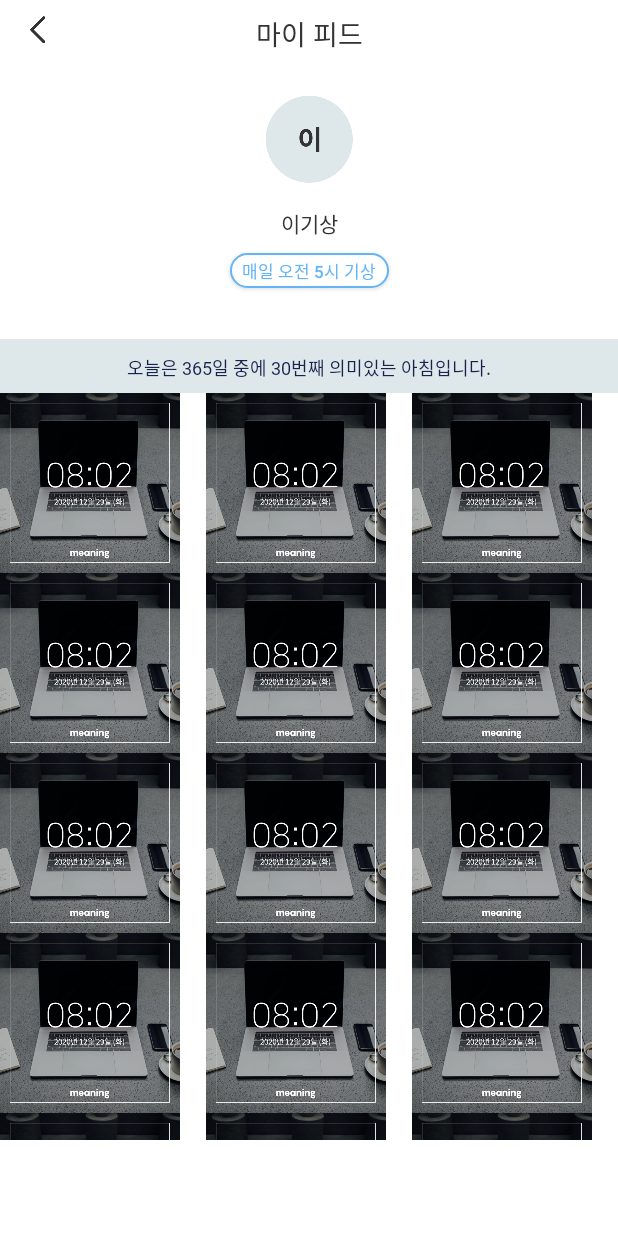
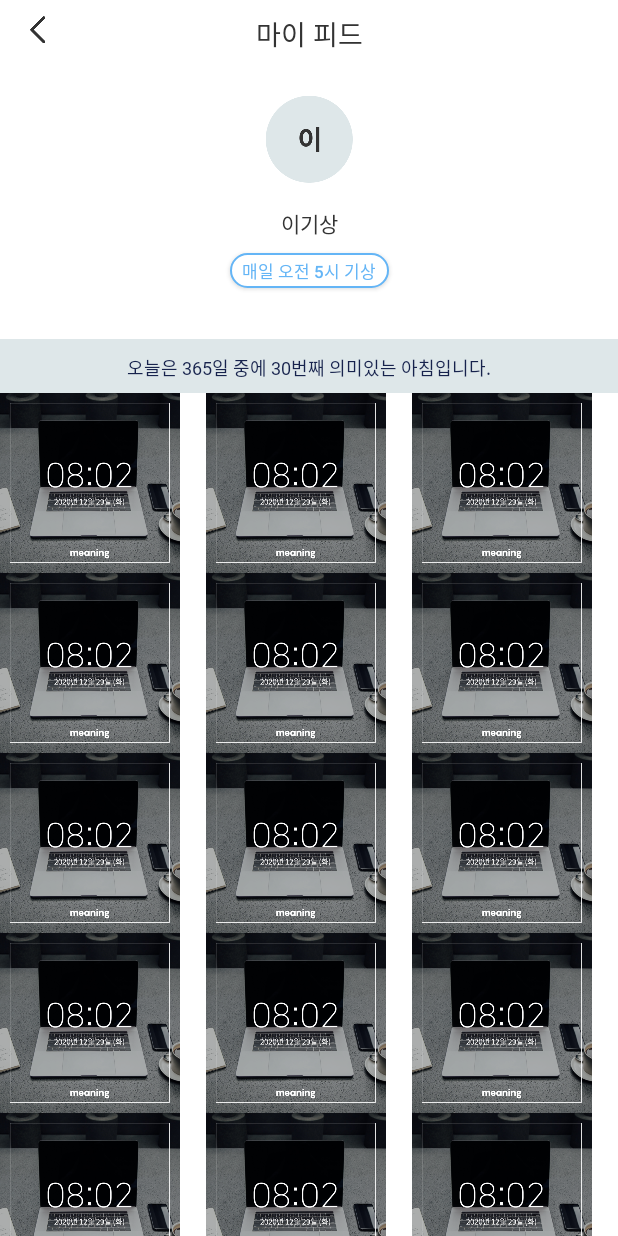
Before and after one commit to nneaning/meaning_Android, an Android app: the screen it shows after launch (MyFeedMainActivity), on a phone screen of 412 x 824 dp. Run offline under Robolectric (Android 15) with nearby library versions, the phone set to English and light mode, and no system bars; our stand-ins replace data binding; 1 statement that could not run was skipped.

Commit message:
[refactor] MyFeed 메인페이지 코드 수정
리사이클러뷰 관련 코드 수정

```diff
--- a/app/src/main/java/meaning/morning/Presentation/MyFeedMainActivity.kt
+++ b/app/src/main/java/meaning/morning/Presentation/MyFeedMainActivity.kt
@@ -27,30 +27,31 @@ class MyFeedMainActivity : AppCompatActivity() {
     }
 
     private fun setPictureRcv(){
+        var myFeedPictureData = mutableListOf<MyFeedPictureData>()
         val myFeedPictureAdapter = MyFeedPictureAdapter(this)
-        binding.rcvMyfeed.layoutManager = GridLayoutManager(this,3)
-        binding.rcvMyfeed.adapter = myFeedPictureAdapter
-        myFeedPictureAdapter.data = mutableListOf(
-           MyFeedPictureData(R.drawable.image_16),
-            MyFeedPictureData(R.drawable.image_16),
-            MyFeedPictureData(R.drawable.image_16),
-            MyFeedPictureData(R.drawable.image_16),
-            MyFeedPictureData(R.drawable.image_16),
-            MyFeedPictureData(R.drawable.image_16),
-            MyFeedPictureData(R.drawable.image_16),
-            MyFeedPictureData(R.drawable.image_16),
-            MyFeedPictureData(R.drawable.image_16),
-            MyFeedPictureData(R.drawable.image_16),
-            MyFeedPictureData(R.drawable.image_16),
-            MyFeedPictureData(R.drawable.image_16),
-            MyFeedPictureData(R.drawable.image_16),
-            MyFeedPictureData(R.drawable.image_16),
-            MyFeedPictureData(R.drawable.image_16),
-            MyFeedPictureData(R.drawable.image_16),
-            MyFeedPictureData(R.drawable.image_16),
-            MyFeedPictureData(R.drawable.image_16)
-        )
-        myFeedPictureAdapter.notifyDataSetChanged()
+        binding.rcvMyfeed.apply {
+            layoutManager = GridLayoutManager(this@MyFeedMainActivity,3)
+            adapter = myFeedPictureAdapter
+        }
+
+        myFeedPictureData.apply {
+            add(MyFeedPictureData(R.drawable.image_16))
+            add(MyFeedPictureData(R.drawable.image_16))
+            add(MyFeedPictureData(R.drawable.image_16))
+            add(MyFeedPictureData(R.drawable.image_16))
+            add(MyFeedPictureData(R.drawable.image_16))
+            add(MyFeedPictureData(R.drawable.image_16))
+            add(MyFeedPictureData(R.drawable.image_16))
+            add(MyFeedPictureData(R.drawable.image_16))
+            add(MyFeedPictureData(R.drawable.image_16))
+            add(MyFeedPictureData(R.drawable.image_16))
+            add(MyFeedPictureData(R.drawable.image_16))
+            add(MyFeedPictureData(R.drawable.image_16))
+            add(MyFeedPictureData(R.drawable.image_16))
+            add(MyFeedPictureData(R.drawable.image_16))
+            add(MyFeedPictureData(R.drawable.image_16))
+        }
+        myFeedPictureAdapter.submitData(myFeedPictureData)
     }
 
 }
--- a/app/src/main/java/meaning/morning/Presentation/adapter/MyFeedPictureAdapter.kt
+++ b/app/src/main/java/meaning/morning/Presentation/adapter/MyFeedPictureAdapter.kt
@@ -23,6 +23,11 @@ class MyFeedPictureAdapter (private val context: Context) : RecyclerView.Adapter
         holder.onBind(data[position])
     }
 
+    fun submitData(list : List<MyFeedPictureData>){
+        data.addAll(list)
+        notifyDataSetChanged()
+    }
+
     class MyFeedPictureViewHolder(val binding : ItemListBinding) : RecyclerView.ViewHolder(binding.root){
         fun onBind(data : MyFeedPictureData){
             binding.pictureList = data
--- a/app/src/main/res/layout/activity_my_feed_main.xml
+++ b/app/src/main/res/layout/activity_my_feed_main.xml
@@ -141,7 +141,7 @@
 
             <androidx.core.widget.NestedScrollView
                 android:layout_width="match_parent"
-                android:layout_height="wrap_content"
+                android:layout_height="match_parent"
                 app:layout_behavior="@string/appbar_scrolling_view_behavior"
                 app:layout_constraintBottom_toBottomOf="parent"
                 app:layout_constraintEnd_toEndOf="parent"
```
